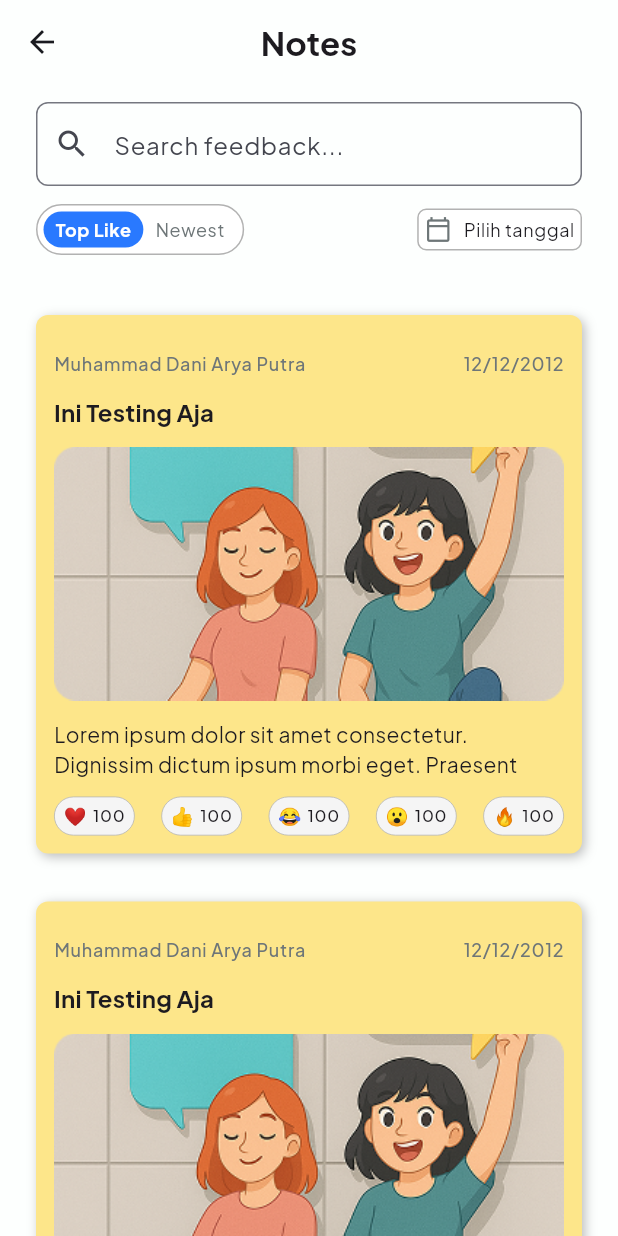
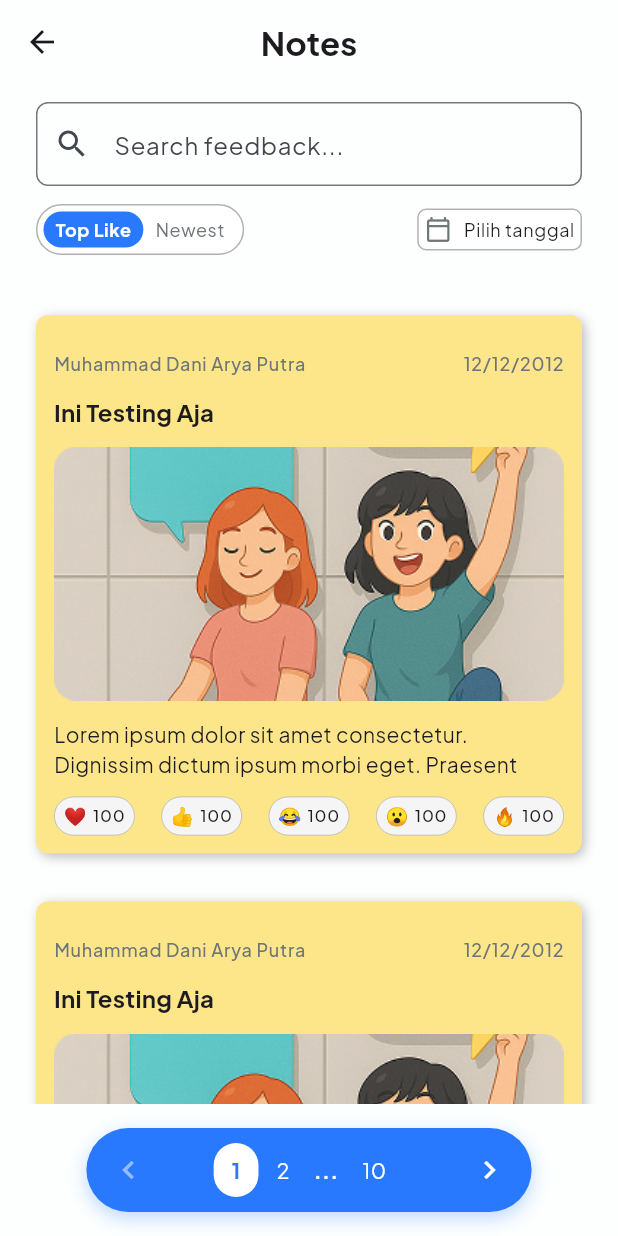
Before and after one commit to NotDaniArya/community_feedback, a Flutter app: the TopLikesNewestScreen screen opened directly, on a phone screen of 412 x 824 dp. Run offline on Flutter 3.47's test engine with Material 3 defaults, Android fonts, the phone set to English and light mode, and no system bars; our stand-ins replace cached_network_image, dartz, dotted_border, drift, equatable, flutter_animate and 7 more; accounts and stored records are empty; generated files the repository leaves out were written again.

Commit message:
feat: menambahkan widget pagination dan menambahkan pagination di halaman toplikes

```diff
--- a/lib/features/top likes and newest/presentations/screens/top_likes_newest_screen.dart
+++ b/lib/features/top likes and newest/presentations/screens/top_likes_newest_screen.dart
@@ -4,6 +4,7 @@ import 'package:community_feedback/features/top%20likes%20and%20newest/presentat
 import 'package:community_feedback/features/top%20likes%20and%20newest/presentations/screens/widgets/my_search_bar.dart';
 import 'package:community_feedback/utils/constant/colors.dart';
 import 'package:community_feedback/utils/constant/sizes.dart';
+import 'package:community_feedback/utils/shared_widgets/pagination_bar.dart';
 import 'package:flutter/material.dart';
 
 class TopLikesNewestScreen extends StatefulWidget {
@@ -17,6 +18,24 @@ class _TopLikesNewestScreenState extends State<TopLikesNewestScreen> {
   final _searchController = TextEditingController();
   int _selectedFilterIndex = 0;
   DateTimeRange? _selectedDateRange;
+  int _currentPage = 1;
+  final int _totalPages = 10;
+
+  @override
+  void initState() {
+    super.initState();
+
+    _searchController.addListener(() {
+      setState(() {});
+    });
+  }
+
+  void _onPageChanged(int newPage) {
+    if (newPage < 1 || newPage > _totalPages) return;
+    setState(() {
+      _currentPage = newPage;
+    });
+  }
 
   Future<void> _selectDateRange() async {
     final initialRange =
@@ -38,15 +57,6 @@ class _TopLikesNewestScreenState extends State<TopLikesNewestScreen> {
         _selectedDateRange = newRange;
       });
     }
-  }
-
-  @override
-  void initState() {
-    super.initState();
-
-    _searchController.addListener(() {
-      setState(() {});
-    });
   }
 
   @override
@@ -175,6 +185,11 @@ class _TopLikesNewestScreenState extends State<TopLikesNewestScreen> {
           ],
         ),
       ),
+      bottomNavigationBar: PaginationBar(
+        currentPage: _currentPage,
+        totalPages: _totalPages,
+        onPageChanged: _onPageChanged,
+      ),
     );
   }
 }
--- a/lib/features/top likes and newest/presentations/screens/widgets/filter_toogle_button.dart
+++ b/lib/features/top likes and newest/presentations/screens/widgets/filter_toogle_button.dart
@@ -1,5 +1,4 @@
 import 'package:community_feedback/utils/constant/colors.dart';
-import 'package:community_feedback/utils/constant/sizes.dart';
 import 'package:flutter/material.dart';
 
 class FilterToogleButton extends StatelessWidget {
--- /dev/null
+++ b/lib/utils/shared_widgets/pagination_bar.dart
@@ -0,0 +1,136 @@
+import 'package:community_feedback/utils/constant/colors.dart';
+import 'package:community_feedback/utils/constant/sizes.dart';
+import 'package:flutter/material.dart';
+
+class PaginationBar extends StatelessWidget {
+  final int currentPage;
+  final int totalPages;
+  final ValueChanged<int> onPageChanged;
+
+  const PaginationBar({
+    super.key,
+    required this.currentPage,
+    required this.totalPages,
+    required this.onPageChanged,
+  });
+
+  Widget _buildDots() {
+    return const Padding(
+      padding: EdgeInsets.symmetric(horizontal: 4.0),
+      child: Text(
+        '...',
+        style: TextStyle(color: Colors.white, fontWeight: FontWeight.bold),
+      ),
+    );
+  }
+
+  List<Widget> _buildPageNumbersList(BuildContext context) {
+    final Set<int> pagesToShow = {
+      currentPage - 1,
+      currentPage,
+      currentPage + 1,
+      totalPages,
+    };
+
+    final validPages = pagesToShow
+        .where((page) => page >= 1 && page <= totalPages)
+        .toList();
+
+    validPages.sort();
+
+    final List<Widget> pageWidgets = [];
+    int? lastPage;
+    for (final page in validPages) {
+      if (lastPage != null && page - lastPage > 1) {
+        pageWidgets.add(_buildDots());
+      }
+      pageWidgets.add(_buildPageNumber(context, page));
+      lastPage = page;
+    }
+
+    return pageWidgets;
+  }
+
+  @override
+  Widget build(BuildContext context) {
+    return SafeArea(
+      child: Container(
+        padding: const EdgeInsets.symmetric(horizontal: 4, vertical: 4),
+        margin: const EdgeInsets.symmetric(
+          horizontal: TSizes.largeSpace * 2.4,
+          vertical: 16.0,
+        ),
+        decoration: BoxDecoration(
+          color: TColors.primaryColor,
+          borderRadius: BorderRadius.circular(50),
+          boxShadow: [
+            BoxShadow(
+              color: TColors.primaryColor.withOpacity(0.3),
+              blurRadius: 10,
+              offset: const Offset(0, 4),
+            ),
+          ],
+        ),
+        child: Row(
+          mainAxisAlignment: MainAxisAlignment.spaceBetween,
+          children: [
+            _buildNavButton(
+              context,
+              icon: Icons.chevron_left,
+              onPressed: currentPage > 1
+                  ? () => onPageChanged(currentPage - 1)
+                  : null,
+            ),
+            Row(
+              mainAxisSize: MainAxisSize.min,
+
+              children: _buildPageNumbersList(context),
+            ),
+            _buildNavButton(
+              context,
+              icon: Icons.chevron_right,
+              onPressed: currentPage < totalPages
+                  ? () => onPageChanged(currentPage + 1)
+                  : null,
+            ),
+          ],
+        ),
+      ),
+    );
+  }
+
+  Widget _buildNavButton(
+    BuildContext context, {
+    required IconData icon,
+    VoidCallback? onPressed,
+  }) {
+    return IconButton(
+      onPressed: onPressed,
+      icon: Icon(
+        icon,
+        color: Colors.white.withOpacity(onPressed == null ? 0.5 : 1.0),
+      ),
+    );
+  }
+
+  Widget _buildPageNumber(BuildContext context, int page) {
+    final bool isSelected = currentPage == page;
+    return GestureDetector(
+      onTap: () => onPageChanged(page),
+      child: Container(
+        padding: const EdgeInsets.symmetric(horizontal: 12, vertical: 8),
+        decoration: BoxDecoration(
+          color: isSelected ? Colors.white : Colors.transparent,
+          borderRadius: BorderRadius.circular(50),
+        ),
+        child: Text(
+          page.toString(),
+          style: TextStyle(
+            color: isSelected ? TColors.primaryColor : Colors.white,
+            fontWeight: isSelected ? FontWeight.bold : FontWeight.normal,
+          ),
+        ),
+      ),
+    );
+  }
+}
```
